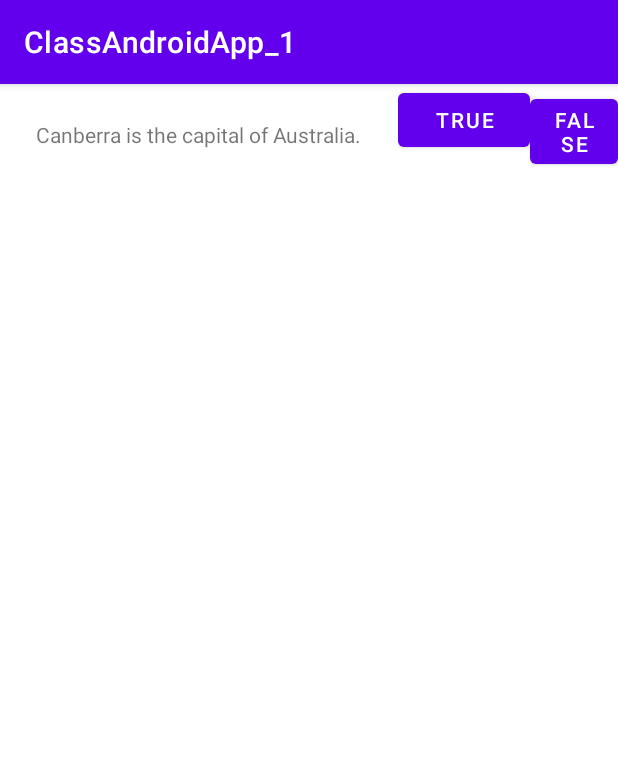
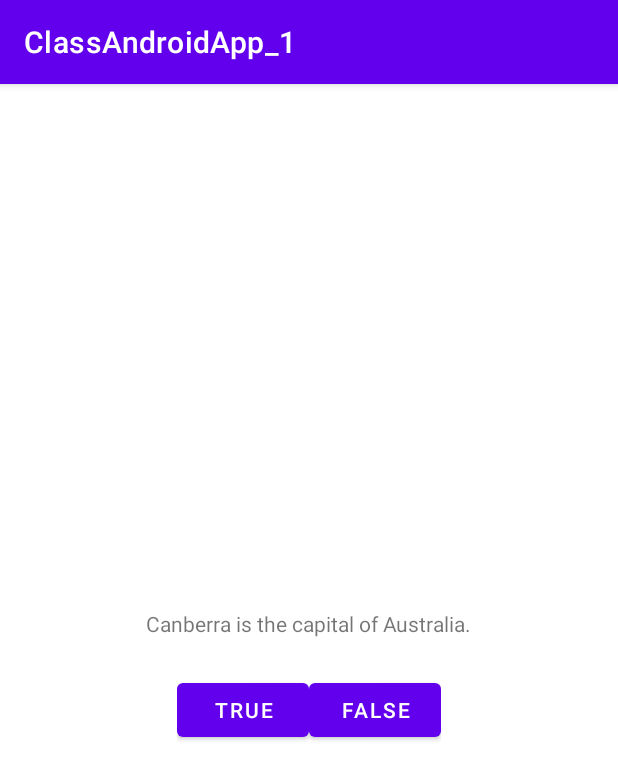
Before and after one commit to merkel1860/ClassAndroidApp_1, an Android app: the screen it shows after launch (MainActivity), on a phone screen of 412 x 824 dp. Shown: the top 780 px of the screen. Run offline under Robolectric (Android 15) with nearby library versions, the phone set to English and light mode, and no system bars.

Commit message:
There are some changes. We manage to fix the alignment of the widgets and make them centered both in regard to their layout and their specific viewgroup.

```diff
--- a/app/src/main/res/layout/activity_main.xml
+++ b/app/src/main/res/layout/activity_main.xml
@@ -1,20 +1,24 @@
 <?xml version="1.0" encoding="utf-8"?>
-<androidx.appcompat.widget.LinearLayoutCompat xmlns:android="http://schemas.android.com/apk/res/android"
+<LinearLayout xmlns:android="http://schemas.android.com/apk/res/android"
     xmlns:app="http://schemas.android.com/apk/res-auto"
     xmlns:tools="http://schemas.android.com/tools"
     android:layout_width="match_parent"
     android:layout_height="match_parent"
+    android:orientation="vertical"
+    android:gravity="center_vertical"
     tools:context=".MainActivity">
 
     <TextView
         android:layout_width="wrap_content"
         android:layout_height="wrap_content"
+        android:layout_gravity="center_horizontal"
         android:padding="24dp"
         android:text="@string/question_text"
         android:id="@+id/displayText"/>
     <LinearLayout
         android:layout_width="wrap_content"
         android:layout_height="wrap_content"
+        android:layout_gravity="center_horizontal"
         android:orientation="horizontal">
         <Button
             android:id="@+id/true_button"
@@ -28,4 +32,4 @@
             android:text="@string/false_button" />
     </LinearLayout>
 
-</androidx.appcompat.widget.LinearLayoutCompat>
+</LinearLayout>
```
